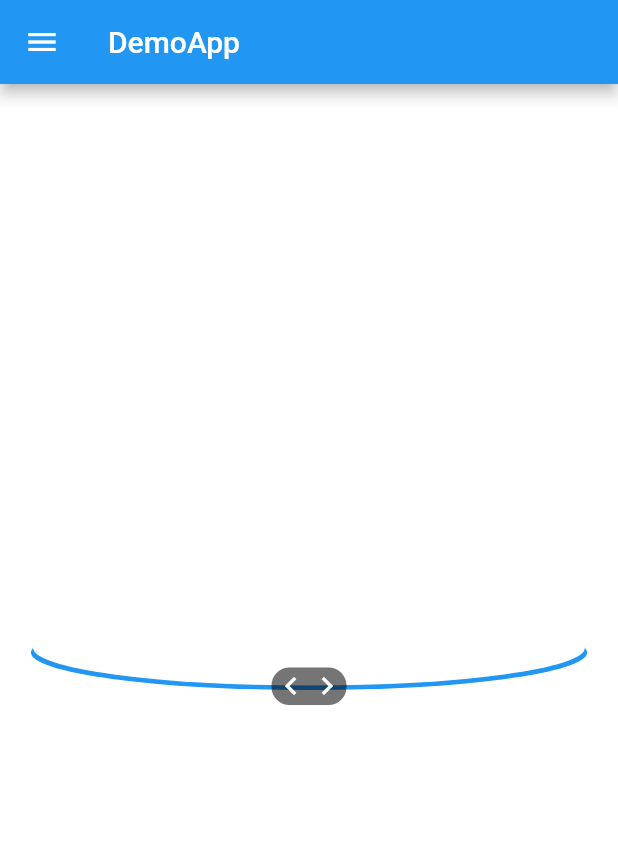
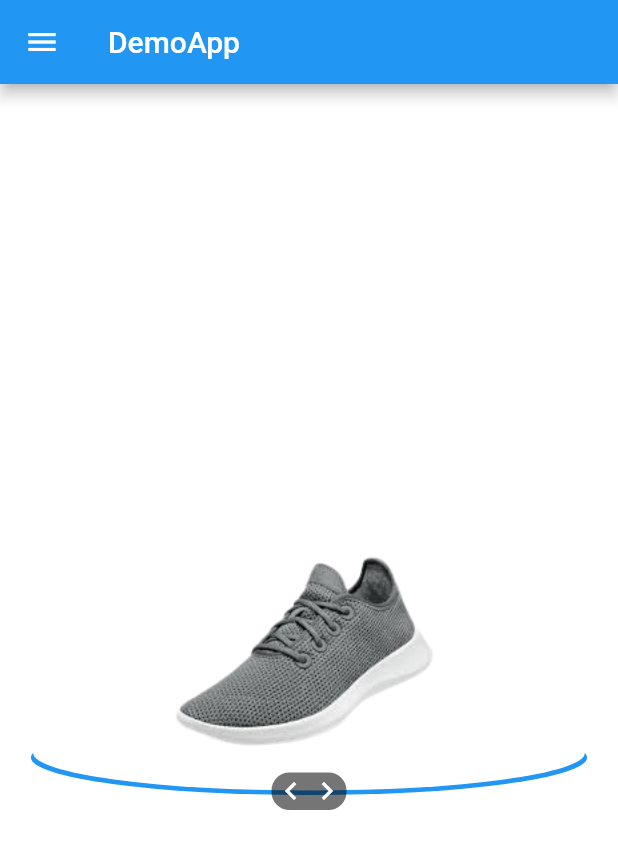
Before and after one commit to Tolulope05/flutter_pratical_challenge, a Flutter app: the screen it shows after launch, on a phone screen of 412 x 824 dp. Shown: the top 849 px of the screen. Run offline on Flutter 3.47's test engine with Material 2 defaults, Android fonts, the light colour scheme and no system bars; our stand-ins replace permission_handler, shimmer.

Commit message:
BelzierCurve painter

```diff
--- a/lib/10_belzier_curve/10_belzier_curve.dart
+++ b/lib/10_belzier_curve/10_belzier_curve.dart
@@ -1,13 +1,37 @@
+import 'dart:math';
+
 import 'package:flutter/material.dart';
 
-void main() {
-  runApp(const MaterialApp(home: BelzierCurve()));
+class BelzierCurve extends StatefulWidget {
+  const BelzierCurve({Key? key}) : super(key: key);
+
+  @override
+  State<BelzierCurve> createState() => _BelzierCurveState();
 }
 
-class BelzierCurve extends StatelessWidget {
-  const BelzierCurve({Key? key}) : super(key: key);
+class _BelzierCurveState extends State<BelzierCurve>
+    with SingleTickerProviderStateMixin {
+  double angle = 0;
+  changeAngle(String direction) async {
+    await controller.forward();
+    setState(() {
+      if (direction == 'FRONT') {
+        angle += 1;
+      } else {
+        angle -= 1;
+      }
+    });
+    await controller.reverse();
+  }
 
-  // This widget is the root of your application.
+  late AnimationController controller;
+  @override
+  void initState() {
+    super.initState();
+    controller = AnimationController(
+        vsync: this, duration: Duration(milliseconds: 300), value: 0);
+  }
+
   @override
   Widget build(BuildContext context) {
     return Scaffold(
@@ -18,17 +42,39 @@ class BelzierCurve extends StatelessWidget {
       backgroundColor: Colors.white,
       body: Center(
         child: SizedBox(
-          height: 60,
+          height: 200,
           width: MediaQuery.of(context).size.width * 0.9,
           child: Stack(
             children: [
-              SizedBox(
+              Positioned(
+                bottom: 10,
+                child: SizedBox(
                   height: 50,
                   width: MediaQuery.of(context).size.width * 0.9,
                   child: CustomPaint(
                     painter: OvalArc(),
                   ),
                 ),
+              ),
+              AnimatedBuilder(
+                  animation: controller,
+                  builder: (context, child) {
+                    return Transform(
+                      transform: Matrix4.rotationY(angle * (pi / 2)),
+                      alignment: Alignment.center,
+                      child: Container(
+                        height: MediaQuery.of(context).size.height - 130,
+                        alignment: Alignment.center,
+                        child: Center(
+                          child: Image.asset(
+                            'assets/shoe.png',
+                            width: 200,
+                            height: 200,
+                          ),
+                        ),
+                      ),
+                    );
+                  }),
               Align(
                 alignment: Alignment.bottomCenter,
                 child: Container(
@@ -42,14 +88,20 @@ class BelzierCurve extends StatelessWidget {
                   child: Row(
                     mainAxisAlignment: MainAxisAlignment.center,
                     crossAxisAlignment: CrossAxisAlignment.center,
-                    children: const [
-                      Icon(
+                    children: [
+                      InkWell(
+                        onTap: () => changeAngle('BACK'),
+                        child: const Icon(
                           Icons.chevron_left,
                           color: Colors.white,
                         ),
-                      Icon(
+                      ),
+                      GestureDetector(
+                        onTap: () => changeAngle('FRONT'),
+                        child: const Icon(
                           Icons.chevron_right,
                           color: Colors.white,
+                        ),
                       ),
                     ],
                   ),
@@ -64,6 +116,8 @@ class BelzierCurve extends StatelessWidget {
 }
 
 class OvalArc extends CustomPainter {
+  OvalArc();
+
   @override
   void paint(Canvas canvas, Size size) {
     Paint paint = Paint();
@@ -84,40 +138,40 @@ class OvalArc extends CustomPainter {
   bool shouldRepaint(CustomPainter oldDelegate) => false;
 }
 
-class FolderPainter extends CustomPainter {
-  @override
-  void paint(Canvas canvas, Size size) {
-    Paint paint = Paint();
-    Path path = Path();
-    double top = 20.0;
-    double border1 = 20.0;
-    double border2 = 6.0;
-    double dst1 = size.width * .62;
-    double dst2 = size.width * .62 - 19;
+// class FolderPainter extends CustomPainter {
+//   @override
+//   void paint(Canvas canvas, Size size) {
+//     Paint paint = Paint();
+//     Path path = Path();
+//     double top = 20.0;
+//     double border1 = 20.0;
+//     double border2 = 6.0;
+//     double dst1 = size.width * .62;
+//     double dst2 = size.width * .62 - 19;
 
-    paint.color = Colors.blue;
-    paint.style = PaintingStyle.stroke;
-    paint.style = PaintingStyle.fill;
-    paint.strokeWidth = 1;
+//     paint.color = Colors.blue;
+//     paint.style = PaintingStyle.stroke;
+//     paint.style = PaintingStyle.fill;
+//     paint.strokeWidth = 1;
 
-    path.moveTo(border1, 0);
-    path.quadraticBezierTo(0, 0, 0, border1);
-    path.lineTo(0, size.height - border1);
-    path.quadraticBezierTo(0, size.height, border1, size.height);
-    path.lineTo(size.width - border1, size.height);
-    path.quadraticBezierTo(
-        size.width, size.height, size.width, size.height - border1);
-    path.lineTo(size.width, top + border1);
-    path.quadraticBezierTo(size.width, top, size.width - border1, top);
-    path.lineTo(dst1 + border2, top);
-    path.quadraticBezierTo(dst1, top, dst1 - border2, top - border2);
-    path.lineTo(dst2 + border2, 0 + border2);
-    path.quadraticBezierTo(dst2, 0, dst2 - border2, 0);
-    canvas.drawPath(path, paint);
-  }
+//     path.moveTo(border1, 0);
+//     path.quadraticBezierTo(0, 0, 0, border1);
+//     path.lineTo(0, size.height - border1);
+//     path.quadraticBezierTo(0, size.height, border1, size.height);
+//     path.lineTo(size.width - border1, size.height);
+//     path.quadraticBezierTo(
+//         size.width, size.height, size.width, size.height - border1);
+//     path.lineTo(size.width, top + border1);
+//     path.quadraticBezierTo(size.width, top, size.width - border1, top);
+//     path.lineTo(dst1 + border2, top);
+//     path.quadraticBezierTo(dst1, top, dst1 - border2, top - border2);
+//     path.lineTo(dst2 + border2, 0 + border2);
+//     path.quadraticBezierTo(dst2, 0, dst2 - border2, 0);
+//     canvas.drawPath(path, paint);
+//   }
 
-  @override
-  bool shouldRepaint(CustomPainter oldDelegate) {
-    return true;
-  }
-}
+//   @override
+//   bool shouldRepaint(CustomPainter oldDelegate) {
+//     return true;
+//   }
+// }
--- a/pubspec.yaml
+++ b/pubspec.yaml
@@ -36,5 +36,5 @@ dev_dependencies:
 flutter:
   uses-material-design: true
   # To add assets to your application, add an assets section, like this:
-  # assets:
-  #   - images/a_dot_burr.jpeg
+  assets:
+    - assets/
```
Also changed, not shown: assets/shoe.png (added). Lines whose indentation alone changed are shown as unchanged.
